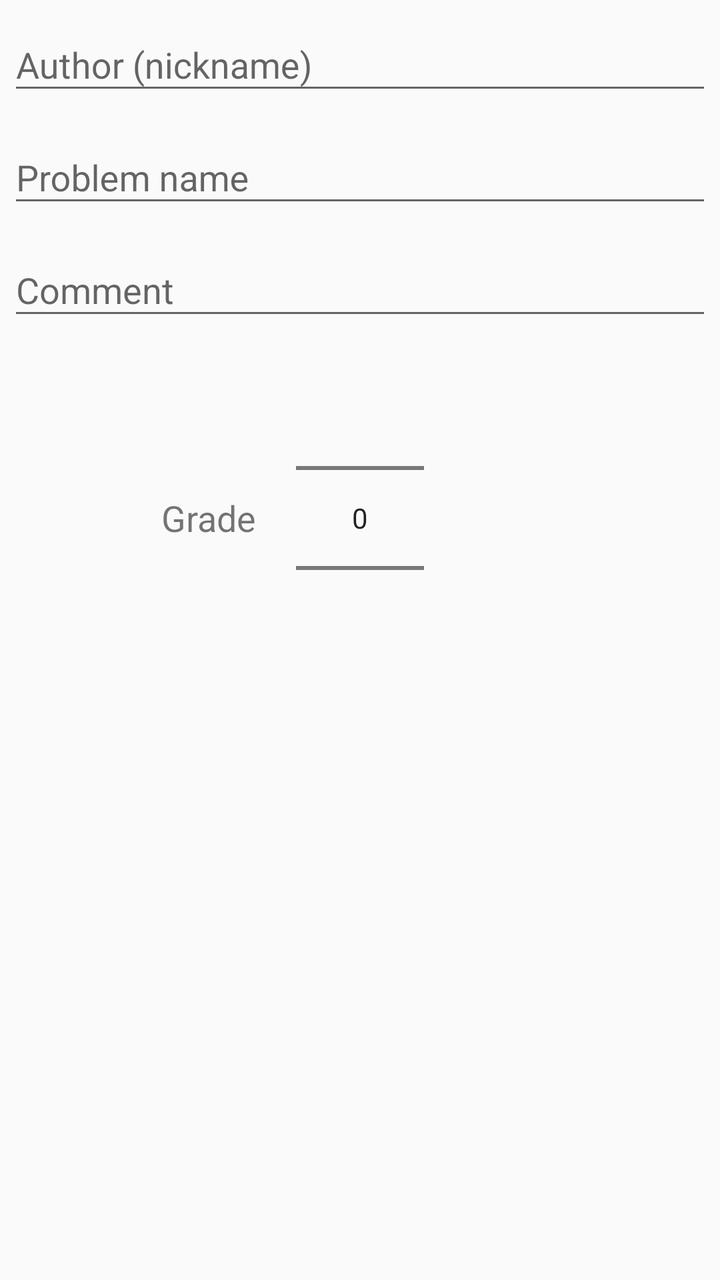
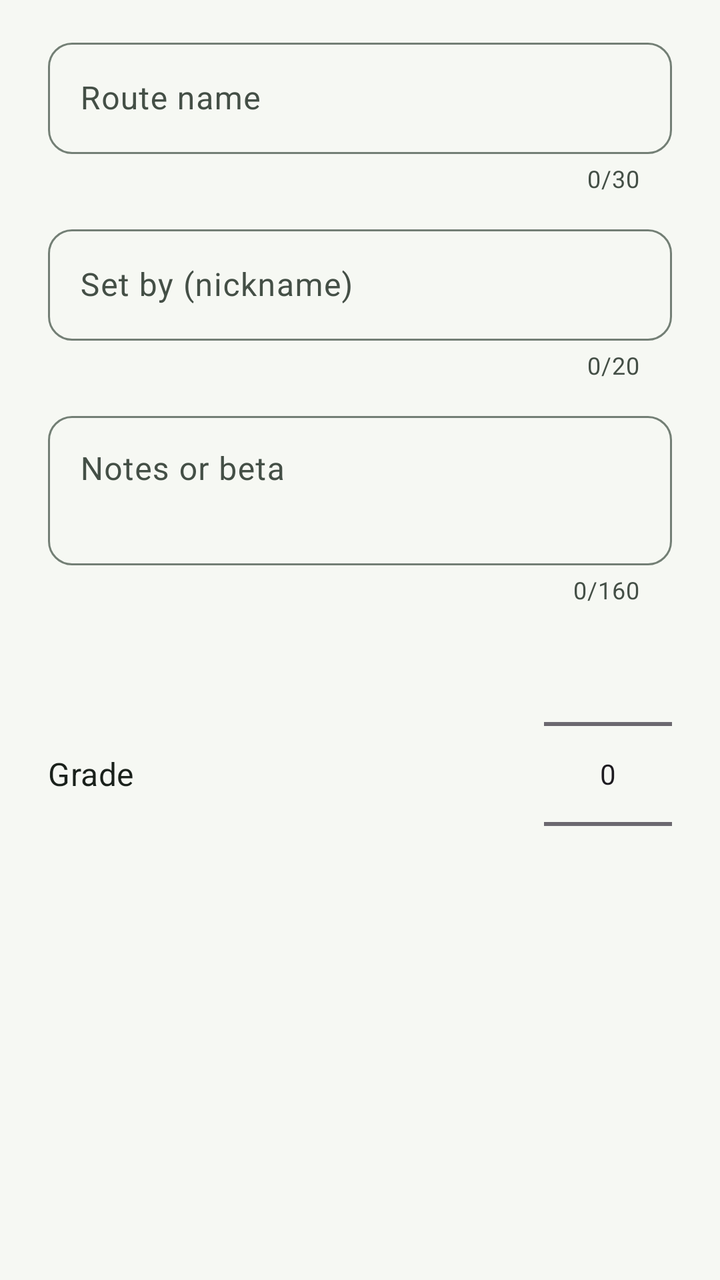

Before-and-after screenshots of an Android layout around one commit, followed by the original layout XML and the change that was made.
<!-- AndroidManifest.xml: application theme AppTheme -->
<!-- res/layout/fragment_info.xml -->
<?xml version="1.0" encoding="utf-8"?>
<LinearLayout xmlns:android="http://schemas.android.com/apk/res/android"
        android:orientation="vertical"
        android:layout_width="wrap_content"
        android:layout_height="wrap_content">

    <android.support.design.widget.TextInputLayout
        android:layout_width="match_parent"
        android:layout_height="wrap_content">

        <android.support.design.widget.TextInputEditText
            android:id="@+id/etInfoAuthor"
            android:inputType="text"
            android:layout_width="match_parent"
            android:layout_height="wrap_content"
            android:layout_marginTop="16dp"
            android:layout_marginLeft="4dp"
            android:layout_marginRight="4dp"
            android:layout_marginBottom="4dp"
            android:hint="@string/author"
            android:maxLength="20"/>
    </android.support.design.widget.TextInputLayout>
    <android.support.design.widget.TextInputLayout
        android:layout_width="match_parent"
        android:layout_height="wrap_content">

        <android.support.design.widget.TextInputEditText
            android:id="@+id/etInfoProblemName"
            android:inputType="text"
            android:layout_width="match_parent"
            android:layout_height="wrap_content"
            android:layout_marginTop="16dp"
            android:layout_marginLeft="4dp"
            android:layout_marginRight="4dp"
            android:layout_marginBottom="4dp"
            android:hint="@string/problem_name"
            android:maxLength="30"/>

    </android.support.design.widget.TextInputLayout>

    <android.support.design.widget.TextInputLayout
        android:layout_width="match_parent"
        android:layout_height="wrap_content">

        <android.support.design.widget.TextInputEditText
            android:id="@+id/etInfoComment"
            android:inputType="text"
            android:layout_width="match_parent"
            android:layout_height="wrap_content"
            android:layout_marginTop="16dp"
            android:layout_marginLeft="4dp"
            android:layout_marginRight="4dp"
            android:layout_marginBottom="4dp"
            android:hint="@string/comment"
            android:maxLength="160"/>

    </android.support.design.widget.TextInputLayout>
    <RelativeLayout xmlns:android="http://schemas.android.com/apk/res/android"
        android:orientation="horizontal"
        android:layout_width="match_parent"
        android:layout_height="wrap_content" >

        <NumberPicker
            android:id="@+id/pickerGrade"
            android:layout_width="wrap_content"
            android:layout_height="wrap_content"
            android:layout_centerInParent="true"
            />

        <TextView
            android:layout_width="wrap_content"
            android:layout_height="wrap_content"
            android:text="@string/grade_label"
            android:layout_centerVertical="true"
            android:layout_toStartOf="@id/pickerGrade"
            android:layout_toLeftOf="@id/pickerGrade"
            android:layout_marginRight="20dp"
            android:textSize="18sp"
            />


        </RelativeLayout>

</LinearLayout>
<!-- resources referenced by this layout -->
<resources>
  <string name="author">Author (nickname)</string>
  <string name="comment">Comment</string>
  <string name="grade_label">Grade</string>
  <string name="problem_name">Problem name</string>
  <style name="AppTheme" parent="Theme.AppCompat.Light.DarkActionBar">
          
          <item name="colorPrimary">@color/colorPrimary</item>
          <item name="colorPrimaryDark">@color/colorPrimaryDark</item>
          <item name="colorAccent">@color/colorAccent</item>
          <item name="android:actionButtonStyle">@style/MyActionButtonStyle</item>
      </style>
  <color name="colorPrimary">#3F51B5</color>
  <color name="colorPrimaryDark">#303F9F</color>
  <color name="colorAccent">#FF4081</color>
  <style name="MyActionButtonStyle" parent="Theme.AppCompat.Light.DarkActionBar">
          <item name="android:minWidth">20dp</item>
          <item name="android:padding">10dp</item>
      </style>
</resources>

<!-- the commit's change to res/layout/fragment_info.xml (unified diff, before → after) -->
@@ -1,84 +1,90 @@
 <?xml version="1.0" encoding="utf-8"?>
-<LinearLayout xmlns:android="http://schemas.android.com/apk/res/android"
+<ScrollView xmlns:android="http://schemas.android.com/apk/res/android"
+    xmlns:app="http://schemas.android.com/apk/res-auto"
+    android:layout_width="match_parent"
+    android:layout_height="wrap_content"
+    android:fillViewport="true">
+    <LinearLayout
+        android:layout_width="match_parent"
+        android:layout_height="wrap_content"
         android:orientation="vertical"
-        android:layout_width="wrap_content"
-        android:layout_height="wrap_content">
-
-    <android.support.design.widget.TextInputLayout
-        android:layout_width="match_parent"
-        android:layout_height="wrap_content">
-
-        <android.support.design.widget.TextInputEditText
-            android:id="@+id/etInfoAuthor"
-            android:inputType="text"
+        android:paddingStart="24dp"
+        android:paddingEnd="24dp"
+        android:paddingTop="8dp"
+        android:paddingBottom="8dp">
+        <com.google.android.material.textfield.TextInputLayout
+            style="@style/RouteTextInput"
             android:layout_width="match_parent"
             android:layout_height="wrap_content"
-            android:layout_marginTop="16dp"
-            android:layout_marginLeft="4dp"
-            android:layout_marginRight="4dp"
-            android:layout_marginBottom="4dp"
-            android:hint="@string/author"
-            android:maxLength="20"/>
-    </android.support.design.widget.TextInputLayout>
-    <android.support.design.widget.TextInputLayout
-        android:layout_width="match_parent"
-        android:layout_height="wrap_content">
-
-        <android.support.design.widget.TextInputEditText
-            android:id="@+id/etInfoProblemName"
-            android:inputType="text"
+            android:layout_marginTop="8dp"
+            android:hint="@string/problem_name"
+            app:counterEnabled="true"
+            app:counterMaxLength="30">
+            <com.google.android.material.textfield.TextInputEditText
+                android:id="@+id/etInfoProblemName"
+                android:layout_width="match_parent"
+                android:layout_height="wrap_content"
+                android:inputType="textCapSentences"
+                android:maxLength="30"
+                android:maxLines="1"
+                android:imeOptions="actionNext" />
+        </com.google.android.material.textfield.TextInputLayout>
+        <com.google.android.material.textfield.TextInputLayout
+            style="@style/RouteTextInput"
             android:layout_width="match_parent"
             android:layout_height="wrap_content"
-            android:layout_marginTop="16dp"
-            android:layout_marginLeft="4dp"
-            android:layout_marginRight="4dp"
-            android:layout_marginBottom="4dp"
-            android:hint="@string/problem_name"
-            android:maxLength="30"/>
-
-    </android.support.design.widget.TextInputLayout>
-
-    <android.support.design.widget.TextInputLayout
-        android:layout_width="match_parent"
-        android:layout_height="wrap_content">
-
-        <android.support.design.widget.TextInputEditText
-            android:id="@+id/etInfoComment"
-            android:inputType="text"
+            android:layout_marginTop="12dp"
+            android:hint="@string/author"
+            app:counterEnabled="true"
+            app:counterMaxLength="20">
+            <com.google.android.material.textfield.TextInputEditText
+                android:id="@+id/etInfoAuthor"
+                android:layout_width="match_parent"
+                android:layout_height="wrap_content"
+                android:inputType="textCapWords"
+                android:maxLength="20"
+                android:maxLines="1"
+                android:imeOptions="actionNext" />
+        </com.google.android.material.textfield.TextInputLayout>
+        <com.google.android.material.textfield.TextInputLayout
+            style="@style/RouteTextInput"
             android:layout_width="match_parent"
             android:layout_height="wrap_content"
-            android:layout_marginTop="16dp"
-            android:layout_marginLeft="4dp"
-            android:layout_marginRight="4dp"
-            android:layout_marginBottom="4dp"
+            android:layout_marginTop="12dp"
             android:hint="@string/comment"
-            android:maxLength="160"/>
-
-    </android.support.design.widget.TextInputLayout>
-    <RelativeLayout xmlns:android="http://schemas.android.com/apk/res/android"
-        android:orientation="horizontal"
-        android:layout_width="match_parent"
-        android:layout_height="wrap_content" >
-
-        <NumberPicker
-            android:id="@+id/pickerGrade"
-            android:layout_width="wrap_content"
+            app:counterEnabled="true"
+            app:counterMaxLength="160">
+            <com.google.android.material.textfield.TextInputEditText
+                android:id="@+id/etInfoComment"
+                android:layout_width="match_parent"
+                android:layout_height="wrap_content"
+                android:gravity="top"
+                android:inputType="textCapSentences|textMultiLine"
+                android:minLines="2"
+                android:maxLines="4"
+                android:maxLength="160" />
+        </com.google.android.material.textfield.TextInputLayout>
+        <LinearLayout
+            android:layout_width="match_parent"
             android:layout_height="wrap_content"
-            android:layout_centerInParent="true"
-            />
-
-        <TextView
-            android:layout_width="wrap_content"
-            android:layout_height="wrap_content"
-            android:text="@string/grade_label"
-            android:layout_centerVertical="true"
-            android:layout_toStartOf="@id/pickerGrade"
-            android:layout_toLeftOf="@id/pickerGrade"
-            android:layout_marginRight="20dp"
-            android:textSize="18sp"
-            />
-
-
-        </RelativeLayout>
-
-</LinearLayout>
+            android:layout_marginTop="12dp"
+            android:orientation="horizontal"
+            android:gravity="center_vertical">
+            <TextView
+                android:id="@+id/grade_label"
+                android:layout_width="0dp"
+                android:layout_height="wrap_content"
+                android:layout_weight="1"
+                android:labelFor="@id/pickerGrade"
+                android:text="@string/grade_label"
+                android:textAppearance="?attr/textAppearanceTitleMedium"
+                android:textColor="@color/on_surface" />
+            <NumberPicker
+                android:id="@+id/pickerGrade"
+                android:layout_width="wrap_content"
+                android:layout_height="144dp"
+                android:contentDescription="@string/grade_label"
+                android:descendantFocusability="blocksDescendants" />
+        </LinearLayout>
+    </LinearLayout>
+</ScrollView>
<!-- resource entries referenced after the edit -->
@@ -1,22 +1,53 @@
 <!-- resources referenced by this layout -->
 <resources>
-  <string name="author">Author (nickname)</string>
-  <string name="comment">Comment</string>
+  <color name="on_surface">#1A211B</color>
+  <string name="author">Set by (nickname)</string>
+  <string name="comment">Notes or beta</string>
   <string name="grade_label">Grade</string>
-  <string name="problem_name">Problem name</string>
-  <style name="AppTheme" parent="Theme.AppCompat.Light.DarkActionBar">
-          
+  <string name="problem_name">Route name</string>
+  <style name="RouteTextInput" parent="Widget.Material3.TextInputLayout.OutlinedBox">
+          <item name="boxBackgroundColor">@color/app_surface</item>
+          <item name="boxCornerRadiusTopStart">12dp</item>
+          <item name="boxCornerRadiusTopEnd">12dp</item>
+          <item name="boxCornerRadiusBottomStart">12dp</item>
+          <item name="boxCornerRadiusBottomEnd">12dp</item>
+      </style>
+  <style name="AppTheme" parent="Theme.Material3.DayNight.NoActionBar">
           <item name="colorPrimary">@color/colorPrimary</item>
-          <item name="colorPrimaryDark">@color/colorPrimaryDark</item>
+          <item name="colorOnPrimary">@color/on_primary</item>
+          <item name="colorPrimaryContainer">@color/primary_container</item>
+          <item name="colorOnPrimaryContainer">@color/on_primary_container</item>
+          <item name="colorSecondary">@color/colorAccent</item>
+          <item name="colorOnSecondary">@color/on_primary</item>
+          <item name="colorSecondaryContainer">@color/secondary_container</item>
+          <item name="colorOnSecondaryContainer">@color/on_secondary_container</item>
+          <item name="colorSurface">@color/app_surface</item>
+          <item name="colorOnSurface">@color/on_surface</item>
+          <item name="colorOnSurfaceVariant">@color/on_surface_variant</item>
+          <item name="colorSurfaceVariant">@color/surface_container</item>
+          <item name="colorOutline">@color/outline</item>
+          <item name="colorOutlineVariant">@color/outline_variant</item>
+          <item name="android:colorBackground">@color/app_background</item>
+          <item name="android:windowBackground">@color/app_background</item>
+          <item name="android:statusBarColor">@android:color/transparent</item>
+          <item name="android:navigationBarColor">@android:color/transparent</item>
+          <item name="android:windowLightStatusBar">@bool/light_system_bars</item>
+          <item name="android:windowLightNavigationBar" tools:targetApi="27">@bool/light_system_bars</item>
           <item name="colorAccent">@color/colorAccent</item>
-          <item name="android:actionButtonStyle">@style/MyActionButtonStyle</item>
+          <item name="fontFamily">sans</item>
       </style>
-  <color name="colorPrimary">#3F51B5</color>
-  <color name="colorPrimaryDark">#303F9F</color>
-  <color name="colorAccent">#FF4081</color>
-  <style name="MyActionButtonStyle" parent="Theme.AppCompat.Light.DarkActionBar">
-          <item name="android:minWidth">20dp</item>
-          <item name="android:padding">10dp</item>
-      </style>
+  <color name="app_surface">#F6F8F3</color>
+  <color name="colorPrimary">#24654D</color>
+  <color name="on_primary">#FFFFFF</color>
+  <color name="primary_container">#C5EDD6</color>
+  <color name="on_primary_container">#062719</color>
+  <color name="colorAccent">#166B74</color>
+  <color name="secondary_container">#C9E9EC</color>
+  <color name="on_secondary_container">#082F34</color>
+  <color name="on_surface_variant">#444F46</color>
+  <color name="surface_container">#EAF0E8</color>
+  <color name="outline">#737F75</color>
+  <color name="outline_variant">#C3CCC2</color>
+  <color name="app_background">#F6F8F3</color>
 </resources>
 
